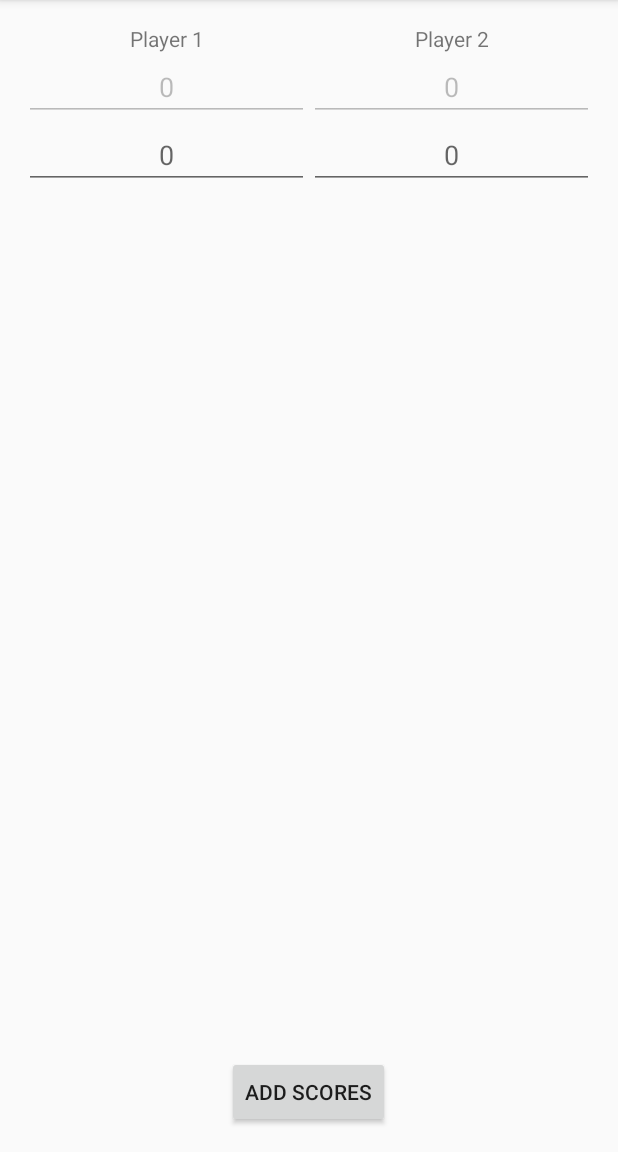
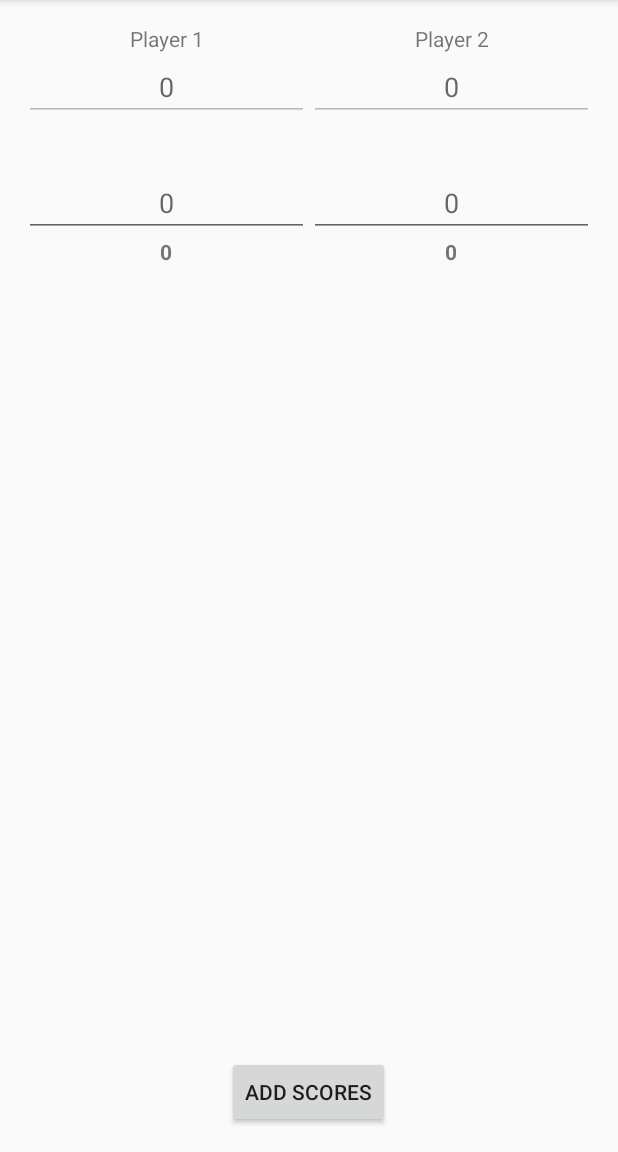
Before and after one commit to Moohan/ScoreKeeper, an Android app: the RecordScoresActivity screen opened directly, with no data from a screen before it, after a tap on "ADD SCORES", on a phone screen of 412 x 824 dp, the part 84-1236 px from its top. Run offline under Robolectric (Android 15) with nearby library versions, the light colour scheme and no system bars; 1 statement that could not run was skipped.

Commit message:
Mostly fixes Also added a score sum bar - doesn't sum scores yet though.

```diff
--- a/app/build.gradle
+++ b/app/build.gradle
@@ -7,9 +7,9 @@ android {
         applicationId "mcmahon.james.scorekeeper"
         minSdkVersion 15
         targetSdkVersion 25
+        versionName '0.1a'
+        testInstrumentationRunner "android.support.test.runner.AndroidJUnitRunner"
         versionCode 1
-        versionName "1.0"
-        testInstrumentationRunner "android.support.test.runner.AndroidJUnitRunner"
     }
     buildTypes {
         release {
@@ -17,10 +17,12 @@ android {
             proguardFiles getDefaultProguardFile('proguard-android.txt'), 'proguard-rules.pro'
         }
     }
+    productFlavors {
+    }
 }
 
 dependencies {
-    compile fileTree(dir: 'libs', include: ['*.jar'])
+    compile fileTree(include: ['*.jar'], dir: 'libs')
     androidTestCompile('com.android.support.test.espresso:espresso-core:2.2.2', {
         exclude group: 'com.android.support', module: 'support-annotations'
     })
--- a/app/src/main/java/mcmahon/james/scorekeeper/RecordScoresActivity.java
+++ b/app/src/main/java/mcmahon/james/scorekeeper/RecordScoresActivity.java
@@ -9,6 +9,7 @@
 package mcmahon.james.scorekeeper;
 
 import android.content.Intent;
+import android.graphics.Typeface;
 import android.os.Bundle;
 import android.support.v7.app.AppCompatActivity;
 import android.text.InputType;
@@ -38,9 +39,6 @@ public class RecordScoresActivity extends AppCompatActivity {
         setContentView(R.layout.activity_record_scores);
         Intent intent = getIntent();
         int numberOfPlayers = intent.getIntExtra(SelectNumPlayersActivity.EXTRA_PLAYERS, 2);
-        TableLayout scoresTable = (TableLayout) findViewById(R.id.player_score_table);
-        TableRow tableHeaderRow = (TableRow) findViewById(R.id.player_score_table_header_row);
-
 
         Boolean customNames = intent.getBooleanExtra(SelectNumPlayersActivity.EXTRA_CUSTOM_NAMES, false);
 
@@ -49,12 +47,14 @@ public class RecordScoresActivity extends AppCompatActivity {
             playerNames = intent.getStringArrayExtra(CustomNamePlayersActivity.EXTRA_PLAYER_NAMES);
         }
 
+        //Create the player names header row
+        TableRow tableHeaderRow = (TableRow) findViewById(R.id.player_score_table_header_row);
+
         for (int n = 1; n <= numberOfPlayers; n++) {
             // Creation textView
             TextView textView = new TextView(this);
-            String playerName = "";
 
-
+            String playerName;
             playerName = customNames ? playerNames[n - 1] : defaultPlayerName(n).getValue();
 
             textView.setText(playerName);
@@ -63,15 +63,28 @@ public class RecordScoresActivity extends AppCompatActivity {
             tableHeaderRow.addView(textView);
         }
 
+        TableRow tableSumRow = (TableRow) findViewById(R.id.player_score_table_sum_row);
+
+        for (int n = 1; n <= numberOfPlayers; n++) {
+            // Creation textView
+            TextView textView = new TextView(this);
+            textView.setText("0");
+            textView.setGravity(CENTER_GRAVITY);
+            textView.setTypeface(Typeface.DEFAULT_BOLD);
+
+            // Add text view to row
+            tableSumRow.addView(textView);
+
+        }
+
+        //Create the first row of editTexts
         TableRow tableRow1 = (TableRow) findViewById(R.id.player_score_table_row1);
 
         for (int n = 1; n <= numberOfPlayers; n++) {
             // Creation editTexts
             EditText editTextScore = new EditText(this);
-            editTextScore.setInputType(InputType.TYPE_CLASS_NUMBER);
             String hint = "0";
             editTextScore.setHint(hint);
-            editTextScore.setText("0"); //TODO Remove this line and add a check for no score ("") later on
             editTextScore.setInputType(InputType.TYPE_CLASS_NUMBER);
             editTextScore.setGravity(CENTER_GRAVITY);
             editTextScore.setImeOptions(EditorInfo.IME_ACTION_NEXT);
@@ -85,13 +98,6 @@ public class RecordScoresActivity extends AppCompatActivity {
 
         this.roundsCount++;
 
-        /**Give edit texts IDs
-         have an add button which takes values from editi
-         texts and sets them to be uneditable and then draws a
-         new row of edit texts
-         Array list!
-         **/
-
     }
 
     public final void addScores(View view) {
@@ -103,11 +109,15 @@ public class RecordScoresActivity extends AppCompatActivity {
 
         //Store Player scores
         for (int n = 1; n <= numberOfPlayers; n++) {
-            EditText editText = (EditText) findViewById(n);
+            EditText editText = (EditText) findViewById(n); //TODO Find better way of assigning IDs
             //turn off the edit text
             editText.setEnabled(false);
             //collect the scores into an array
-            int score = Integer.parseInt(editText.getText().toString());
+            int score = 0;
+            if (!(editText.getText().toString() == "")) {
+                score = Integer.parseInt(editText.getText().toString());
+            }
+
             roundScores[n - 1] = score;
         }
 
@@ -123,9 +133,7 @@ public class RecordScoresActivity extends AppCompatActivity {
             String hint = "0";
             editTextScore.setHint(hint);
             editTextScore.setInputType(InputType.TYPE_CLASS_NUMBER);
-
             editTextScore.setGravity(CENTER_GRAVITY);
-
             editTextScore.setId(n);
             // Add text view to row
             tableRow.addView(editTextScore);
--- a/app/src/main/res/layout/activity_record_scores.xml
+++ b/app/src/main/res/layout/activity_record_scores.xml
@@ -14,6 +14,7 @@
         android:id="@+id/player_score_table"
         android:layout_width="match_parent"
         android:layout_height="match_parent"
+        android:scrollbars="vertical"
         android:stretchColumns="*">
 
         <TableRow
@@ -26,10 +27,18 @@
             android:layout_width="match_parent"
             android:layout_height="match_parent" />
 
+        <Space
+            android:layout_width="match_parent"
+            android:layout_height="32dp"
+            android:visibility="visible" />
+
         <TableRow
             android:id="@+id/player_score_table_sum_row"
             android:layout_width="match_parent"
-            android:layout_height="match_parent" />
+            android:layout_height="match_parent">
+
+
+        </TableRow>
 
     </TableLayout>
 
```
